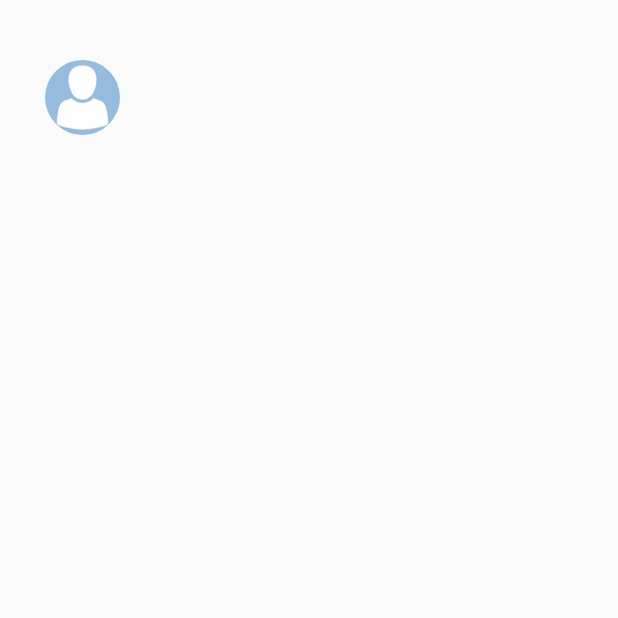
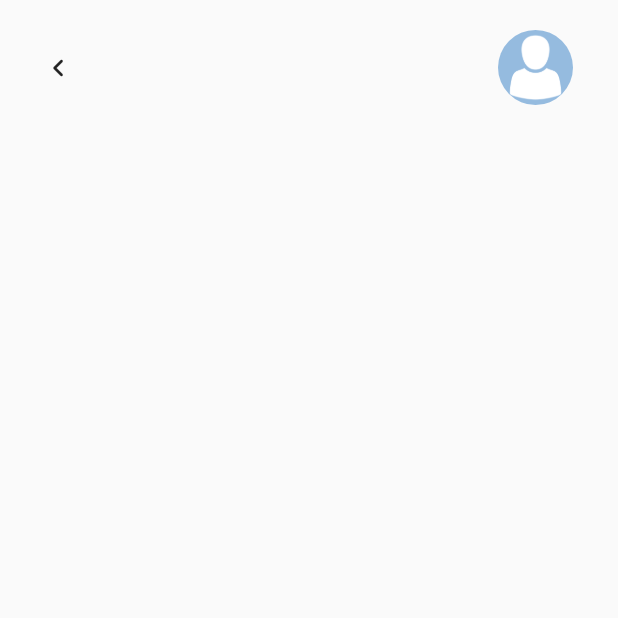
Before and after one commit to alextjones/Mobile_Final_Project, a Flutter app: the screen it shows after launch, on a phone screen of 412 x 824 dp, the top half of it. Run offline on Flutter 3.47's test engine with Material 2 defaults, Android fonts, the phone set to English and light mode, and no system bars.

Commit message:
Created a TopNav widget that allows for a back button and profile picture

```diff
--- a/lib/common/top_nav.dart
+++ b/lib/common/top_nav.dart
@@ -0,0 +1,59 @@
+import 'package:flutter/material.dart';
+
+class TopNav extends StatefulWidget {
+
+  final bool includeProfilePicture;
+  final bool includeBackButton;
+  final String profilePicturePath;
+
+  TopNav({
+    Key key,
+    @required this.includeBackButton,
+    @required this.includeProfilePicture,
+    this.profilePicturePath = 'assets/images/person_placeholder.png',
+  }) : super(key: key);
+
+  _TopNavState createState() => _TopNavState();
+
+}
+
+class _TopNavState extends State<TopNav> {
+
+  @override
+  Widget build(BuildContext context) {
+    return Column(
+      children: <Widget> [
+        SizedBox(height: 20.0,),
+        Padding(
+          padding: EdgeInsets.fromLTRB(15.0, 0.0, 30.0, 0.0),
+          child: Row(
+            mainAxisAlignment: MainAxisAlignment.spaceBetween,
+            crossAxisAlignment: CrossAxisAlignment.center,
+            children: <Widget> [
+              Visibility(
+                visible: widget.includeBackButton,
+                child: IconButton(
+                  icon: Icon(Icons.chevron_left_rounded),
+                  onPressed: () { Navigator.pop(context); },
+                ),
+              ),
+              Visibility(
+                visible: widget.includeProfilePicture,
+                child: Container(
+                  height: 50.0,
+                  width: 50.0,
+                  decoration: BoxDecoration(
+                    image: DecorationImage(
+                      image: AssetImage('assets/images/person_placeholder.png'),
+                    ),
+                    shape: BoxShape.circle,
+                  ),
+                ),
+              ),
+            ],
+          ),
+        )
+      ]
+    );
+  }
+}
--- a/lib/main.dart
+++ b/lib/main.dart
@@ -1,6 +1,7 @@
 import 'dart:developer';
 import 'package:flutter/material.dart';
 import 'common/thin_button.dart';
+import 'common/top_nav.dart';
 
 void main() {
   runApp(MyApp());
@@ -39,24 +40,9 @@ class _LevelSelectionPageState extends State<LevelSelectionPage> {
     return Scaffold(
       body: ListView(
         children: <Widget>[
-          SizedBox(height: 40.0,),
-          Padding(
-            padding: EdgeInsets.symmetric(horizontal: 30.0),
-            child: Row(
-              mainAxisAlignment: MainAxisAlignment.spaceBetween,
-              children: <Widget> [
-                Container(
-                  height: 50.0,
-                  width: 50.0,
-                  decoration: BoxDecoration(
-                    image: DecorationImage(
-                      image: AssetImage('assets/images/person_placeholder.png'),
-                    ),
-                    shape: BoxShape.circle,
-                  ),
-                ),
-              ],
-            ),
+          TopNav(
+            includeBackButton: true,
+            includeProfilePicture: true,
           )
         ]
       ),
```
